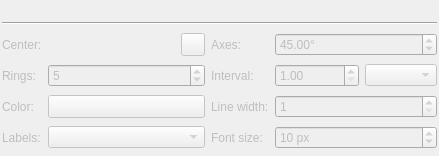
This is kadas/app/bullseye/kadasbullseyewidgetbase.ui in kadas-albireo/kadas-albireo2 as Qt 5 draws it before an edit. The edited form follows.
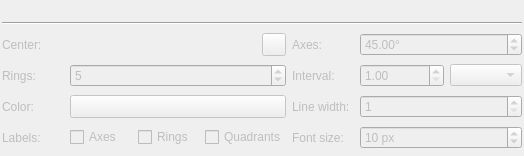
This is the edited form. Icons and pictures are not drawn. Custom widgets are drawn as their Qt base class.

Commit message: Add bullseye quadrant labeling option

```diff
--- a/kadas/app/bullseye/kadasbullseyewidgetbase.ui
+++ b/kadas/app/bullseye/kadasbullseyewidgetbase.ui
@@ -6,7 +6,7 @@
    <rect>
     <x>0</x>
     <y>0</y>
-    <width>439</width>
+    <width>524</width>
     <height>156</height>
    </rect>
   </property>
@@ -64,21 +64,42 @@
       <property name="bottomMargin">
        <number>0</number>
       </property>
-      <item row="2" column="3">
-       <widget class="QLabel" name="labelLineWidth">
+      <item row="2" column="1">
+       <widget class="QLabel" name="labelColor">
         <property name="text">
-         <string>Line width:</string>
+         <string>Color:</string>
         </property>
        </widget>
       </item>
       <item row="3" column="3">
-       <widget class="QLabel" name="labelFontSize">
+       <widget class="QCheckBox" name="checkBoxLabelRings">
         <property name="text">
-         <string>Font size:</string>
+         <string>Rings</string>
         </property>
        </widget>
       </item>
-      <item row="2" column="2">
+      <item row="1" column="5">
+       <widget class="QLabel" name="labelInterval">
+        <property name="text">
+         <string>Interval:</string>
+        </property>
+       </widget>
+      </item>
+      <item row="3" column="1">
+       <widget class="QLabel" name="labelLabels">
+        <property name="text">
+         <string>Labels:</string>
+        </property>
+       </widget>
+      </item>
+      <item row="1" column="1">
+       <widget class="QLabel" name="labelRings">
+        <property name="text">
+         <string>Rings:</string>
+        </property>
+       </widget>
+      </item>
+      <item row="2" column="2" colspan="3">
        <widget class="QgsColorButton" name="toolButtonColor">
         <property name="sizePolicy">
          <sizepolicy hsizetype="Preferred" vsizetype="Fixed">
@@ -88,7 +109,75 @@
         </property>
        </widget>
       </item>
-      <item row="1" column="4">
+      <item row="3" column="4">
+       <widget class="QCheckBox" name="checkBoxLabelQuadrants">
+        <property name="text">
+         <string>Quadrants</string>
+        </property>
+       </widget>
+      </item>
+      <item row="2" column="5">
+       <widget class="QLabel" name="labelLineWidth">
+        <property name="text">
+         <string>Line width:</string>
+        </property>
+       </widget>
+      </item>
+      <item row="0" column="5">
+       <widget class="QLabel" name="labelAxes">
+        <property name="text">
+         <string>Axes:</string>
+        </property>
+       </widget>
+      </item>
+      <item row="2" column="6" colspan="2">
+       <widget class="QSpinBox" name="spinBoxLineWidth">
+        <property name="minimum">
+         <number>1</number>
+        </property>
+        <property name="maximum">
+         <number>20</number>
+        </property>
+       </widget>
+      </item>
+      <item row="1" column="7">
+       <widget class="QComboBox" name="comboBoxRingIntevalUnit"/>
+      </item>
+      <item row="3" column="6" colspan="2">
+       <widget class="QSpinBox" name="spinBoxFontSize">
+        <property name="suffix">
+         <string notr="true"> px</string>
+        </property>
+        <property name="minimum">
+         <number>1</number>
+        </property>
+        <property name="value">
+         <number>10</number>
+        </property>
+       </widget>
+      </item>
+      <item row="3" column="5">
+       <widget class="QLabel" name="labelFontSize">
+        <property name="text">
+         <string>Font size:</string>
+        </property>
+       </widget>
+      </item>
+      <item row="0" column="1">
+       <widget class="QLabel" name="labelCenter">
+        <property name="text">
+         <string>Center:</string>
+        </property>
+       </widget>
+      </item>
+      <item row="3" column="2">
+       <widget class="QCheckBox" name="checkBoxLabelAxes">
+        <property name="text">
+         <string>Axes</string>
+        </property>
+       </widget>
+      </item>
+      <item row="1" column="6">
        <widget class="QDoubleSpinBox" name="spinBoxRingInterval">
         <property name="suffix">
          <string notr="true"/>
@@ -104,14 +193,33 @@
         </property>
        </widget>
       </item>
-      <item row="3" column="1">
-       <widget class="QLabel" name="labelLabels">
-        <property name="text">
-         <string>Labels:</string>
+      <item row="0" column="6" colspan="2">
+       <widget class="QDoubleSpinBox" name="spinBoxAxesInterval">
+        <property name="suffix">
+         <string notr="true">°</string>
         </property>
+        <property name="maximum">
+         <double>90.000000000000000</double>
+        </property>
+        <property name="value">
+         <double>45.000000000000000</double>
+        </property>
        </widget>
       </item>
-      <item row="0" column="2">
+      <item row="1" column="2" colspan="3">
+       <widget class="QSpinBox" name="spinBoxRings">
+        <property name="minimum">
+         <number>1</number>
+        </property>
+        <property name="maximum">
+         <number>1000</number>
+        </property>
+        <property name="value">
+         <number>5</number>
+        </property>
+       </widget>
+      </item>
+      <item row="0" column="2" colspan="3">
        <widget class="QWidget" name="widgetCenter" native="true">
         <layout class="QHBoxLayout" name="horizontalLayout">
          <property name="spacing">
@@ -150,96 +258,6 @@
         </layout>
        </widget>
       </item>
-      <item row="3" column="2">
-       <widget class="QComboBox" name="comboBoxLabels"/>
-      </item>
-      <item row="2" column="1">
-       <widget class="QLabel" name="labelColor">
-        <property name="text">
-         <string>Color:</string>
-        </property>
-       </widget>
-      </item>
-      <item row="1" column="2">
-       <widget class="QSpinBox" name="spinBoxRings">
-        <property name="minimum">
-         <number>1</number>
-        </property>
-        <property name="maximum">
-         <number>1000</number>
-        </property>
-        <property name="value">
-         <number>5</number>
-        </property>
-       </widget>
-      </item>
-      <item row="1" column="1">
-       <widget class="QLabel" name="labelRings">
-        <property name="text">
-         <string>Rings:</string>
-        </property>
-       </widget>
-      </item>
-      <item row="1" column="3">
-       <widget class="QLabel" name="labelInterval">
-        <property name="text">
-         <string>Interval:</string>
-        </property>
-       </widget>
-      </item>
-      <item row="0" column="1">
-       <widget class="QLabel" name="labelCenter">
-        <property name="text">
-         <string>Center:</string>
-        </property>
-       </widget>
-      </item>
-      <item row="0" column="3">
-       <widget class="QLabel" name="labelAxes">
-        <property name="text">
-         <string>Axes:</string>
-        </property>
-       </widget>
-      </item>
-      <item row="1" column="5">
-       <widget class="QComboBox" name="comboBoxRingIntevalUnit"/>
-      </item>
-      <item row="0" column="4" colspan="2">
-       <widget class="QDoubleSpinBox" name="spinBoxAxesInterval">
-        <property name="suffix">
-         <string notr="true">°</string>
-        </property>
-        <property name="maximum">
-         <double>90.000000000000000</double>
-        </property>
-        <property name="value">
-         <double>45.000000000000000</double>
-        </property>
-       </widget>
-      </item>
-      <item row="2" column="4" colspan="2">
-       <widget class="QSpinBox" name="spinBoxLineWidth">
-        <property name="minimum">
-         <number>1</number>
-        </property>
-        <property name="maximum">
-         <number>20</number>
-        </property>
-       </widget>
-      </item>
-      <item row="3" column="4" colspan="2">
-       <widget class="QSpinBox" name="spinBoxFontSize">
-        <property name="suffix">
-         <string notr="true"> px</string>
-        </property>
-        <property name="minimum">
-         <number>1</number>
-        </property>
-        <property name="value">
-         <number>10</number>
-        </property>
-       </widget>
-      </item>
      </layout>
     </widget>
    </item>
```
Left out of the diff: 2 changed lines with no effect on the pictures. The commit also changes 4 other files.
